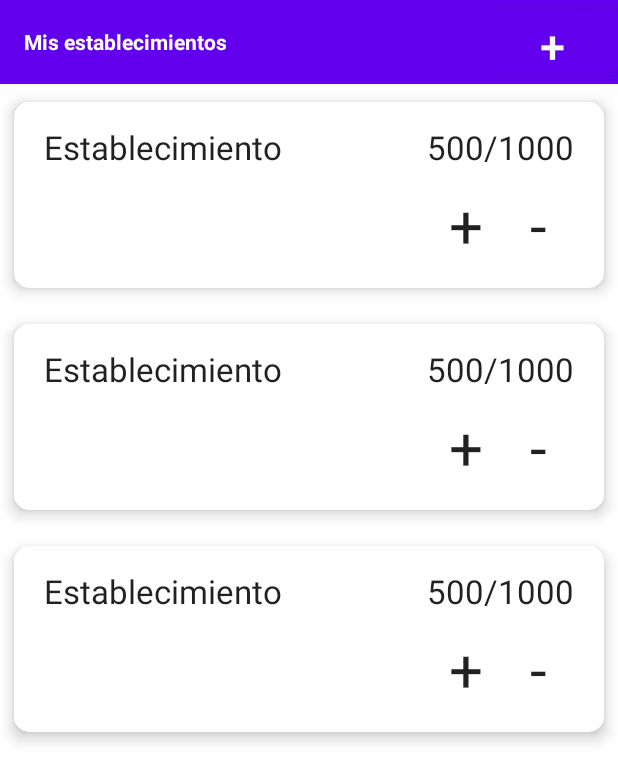
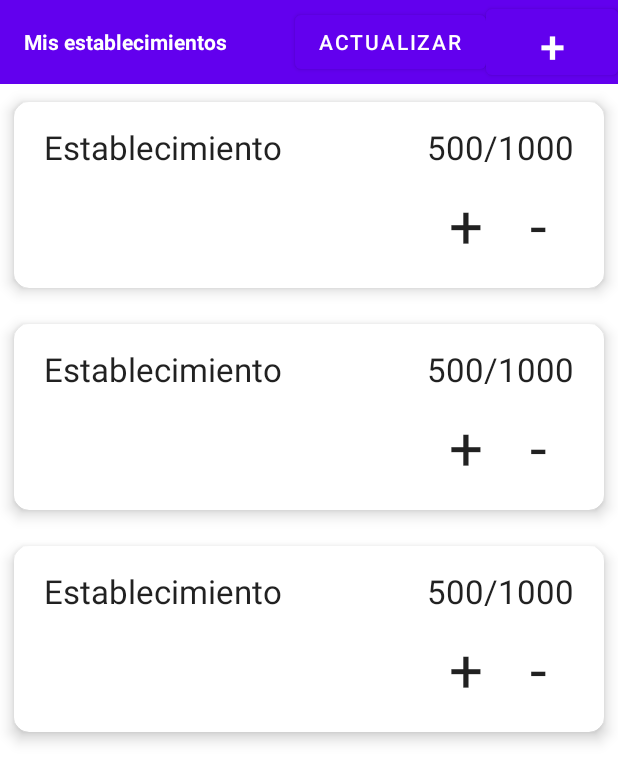
Before and after one commit to Mjic99/AndroidCrowdControl, an Android app: the layout activity_my_locations.xml on its own in the app's theme, with its tools: preview values and no code run, on a phone screen of 412 x 824 dp. Shown: the top 782 px of the screen. Run offline under Robolectric (Android 15) with nearby library versions, the phone set to English and light mode, and no system bars.

Commit message:
Reload location list button

```diff
--- a/app/src/main/java/com/example/inocentemontemayorcrowdcontrol/MyLocationsActivity.kt
+++ b/app/src/main/java/com/example/inocentemontemayorcrowdcontrol/MyLocationsActivity.kt
@@ -27,6 +27,9 @@ class MyLocationsActivity : AppCompatActivity(), OnGetLocationsDone, OnLocationI
             startActivity(intent)
         }
         FirebaseLocationDAO().getUserLocations(this)
+        findViewById<Button>(R.id.reload).setOnClickListener {
+            FirebaseLocationDAO().getUserLocations(this)
+        }
     }
 
     override fun onLocationsSuccess(locations: List<Location>) {
--- a/app/src/main/res/layout/activity_my_locations.xml
+++ b/app/src/main/res/layout/activity_my_locations.xml
@@ -29,6 +29,13 @@
             android:layout_gravity="end"
             android:text="+"
             android:textSize="30dp"/>
+        <Button
+            android:id="@+id/reload"
+            android:layout_width="wrap_content"
+            android:layout_height="wrap_content"
+            android:gravity="center"
+            android:layout_gravity="end"
+            android:text="Actualizar"/>
     </androidx.appcompat.widget.Toolbar>
     <androidx.recyclerview.widget.RecyclerView
         android:id="@+id/locations_list"
```
